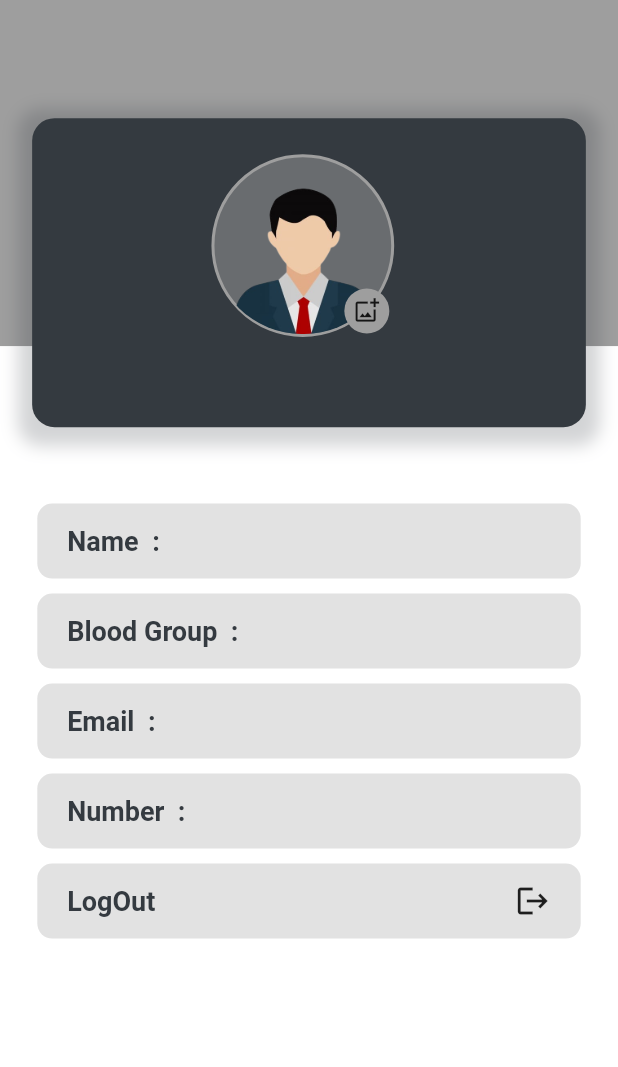
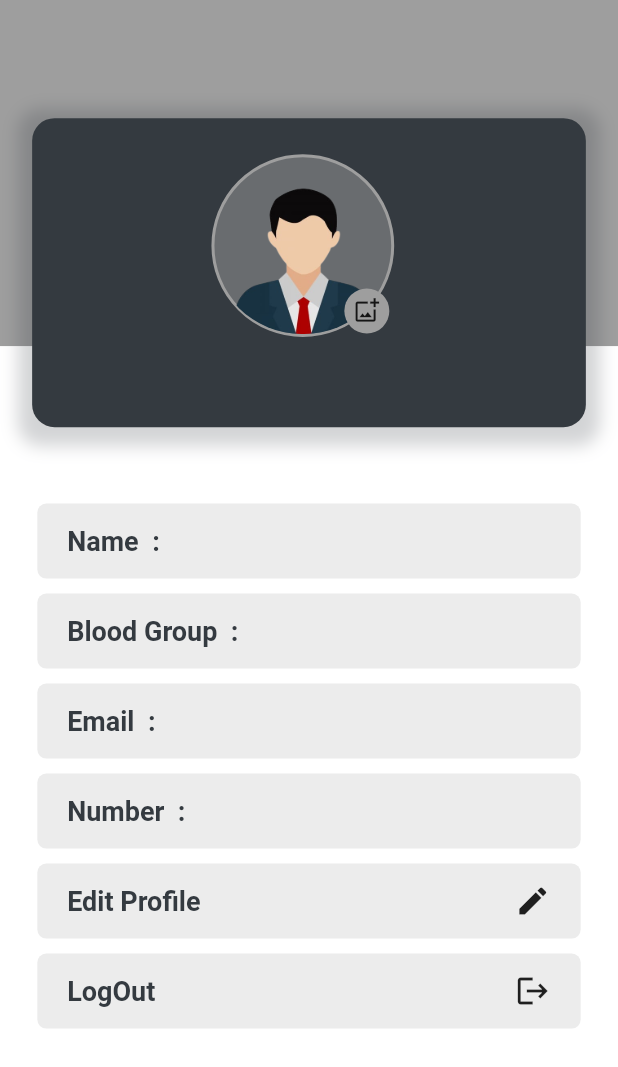
Before and after one commit to Sajid-ikram/Blood-Buddy, a Flutter app: the Profile screen opened directly, on a phone screen of 412 x 824 dp. Shown: the top 1067 px of the screen. Run offline on Flutter 3.47's test engine with Material 2 defaults, Android fonts, the light colour scheme and no system bars; our stand-ins replace cloud_firestore, curved_navigation_bar, firebase_auth, firebase_core, firebase_storage, flutter_screenutil and 3 more; accounts and stored records are empty.

Commit message:
Home, Donor, Profile done

```diff
--- a/lib/main.dart
+++ b/lib/main.dart
@@ -5,6 +5,7 @@ import 'package:blood_buddy/providers/profile_provider.dart';
 import 'package:blood_buddy/view/Home/add_post.dart';
 import 'package:blood_buddy/view/Home/home.dart';
 import 'package:blood_buddy/view/navigation_bar.dart';
+import 'package:blood_buddy/view/profile/edit_profile.dart';
 import 'package:blood_buddy/view/sign_in_sign_up/onboarding.dart';
 import 'package:blood_buddy/view/sign_in_sign_up/sign_in.dart';
 import 'package:blood_buddy/view/sign_in_sign_up/sign_up.dart';
@@ -77,6 +78,7 @@ class MyApp extends StatelessWidget {
                 "OnBoarding": (ctx) => const OnBoarding(),
                 "MiddleOfHomeAndSignIn": (ctx) => const MiddleOfHomeAndSignIn(),
                 "AddNewPostPage": (ctx) => const AddNewPostPage(),
+                "EditProfile": (ctx) => const EditProfile(),
 
 
               },
--- a/lib/providers/post_provider.dart
+++ b/lib/providers/post_provider.dart
@@ -32,8 +32,6 @@ class PostProvider with ChangeNotifier {
     }
   }
 
-
-
   searchPost(String text){
     searchText = text;
     notifyListeners();
--- a/lib/view/navigation_bar.dart
+++ b/lib/view/navigation_bar.dart
@@ -17,7 +17,7 @@ class CustomNavigationBar extends StatefulWidget {
 }
 
 class _CustomNavigationBarState extends State<CustomNavigationBar> {
-  int pageIndex = 3;
+  int pageIndex = 0;
   List<Widget> pages = [
     const Home(),
     const Donor(),
--- a/lib/view/profile/profile.dart
+++ b/lib/view/profile/profile.dart
@@ -7,6 +7,7 @@ import 'package:firebase_auth/firebase_auth.dart';
 import 'package:flutter/cupertino.dart';
 import 'package:flutter/material.dart';
 import 'package:flutter_screenutil/flutter_screenutil.dart';
+import 'package:provider/provider.dart';
 import 'package:provider/provider.dart';
 
 class Profile extends StatefulWidget {
@@ -22,9 +23,10 @@ class _ProfileState extends State<Profile> {
   @override
   Widget build(BuildContext context) {
     Size size = MediaQuery.of(context).size;
-    var pro = Provider.of<ProfileProvider>(context, listen: false);
+
+    return Consumer<ProfileProvider>(
+      builder: (context, provider, child) {
         return Scaffold(
-      //appBar: customAppBar("Profile",context),
           body: Stack(
             children: [
               ListView(
@@ -39,43 +41,50 @@ class _ProfileState extends State<Profile> {
                   const SizedBox(
                     height: 100,
                   ),
-              buildText("Name", pro.name),
-              buildText("Blood Group", pro.bloodGroup),
-              buildText("Email", pro.email),
-              buildText("Number", pro.number),
-              buildLogout(),
+                  buildText("Name", provider.name),
+                  buildText("Blood Group", provider.bloodGroup),
+                  buildText("Email", provider.email),
+                  buildText("Number", provider.number),
+                  buildLogout("Edit Profile", Icons.edit, provider),
+                  buildLogout("LogOut", Icons.logout, provider),
                 ],
               ),
-          ProfilePicture(name: pro.name)
+              ProfilePicture(name: provider.name)
             ],
           ),
         );
+      },
+    );
   }
 
-  Widget buildLogout() {
+  Widget buildLogout(String name, IconData iconData, ProfileProvider pro) {
     return GestureDetector(
       onTap: () {
+        if (name == "LogOut") {
           Provider.of<Authentication>(context, listen: false).signOut();
+        } else {
+          Navigator.of(context).pushNamed("EditProfile");
+        }
       },
       child: Container(
         margin: EdgeInsets.symmetric(vertical: 5, horizontal: 25.w),
         decoration: BoxDecoration(
-            color: Colors.grey.withOpacity(0.3),
-            borderRadius: BorderRadius.circular(10)),
+            color: Colors.grey.withOpacity(0.2),
+            borderRadius: BorderRadius.circular(6)),
         height: 50,
         child: Row(
           children: [
             SizedBox(width: 20.w),
-            const Text(
-              "LogOut",
-              style: TextStyle(
+            Text(
+              name,
+              style: const TextStyle(
                 color: appSecondaryColor,
                 fontSize: 18,
                 fontWeight: FontWeight.bold,
               ),
             ),
             const Spacer(),
-            const Icon(Icons.logout),
+            Icon(iconData),
             SizedBox(width: 20.w),
           ],
         ),
@@ -87,8 +96,8 @@ class _ProfileState extends State<Profile> {
     return Container(
       margin: EdgeInsets.symmetric(vertical: 5, horizontal: 25.w),
       decoration: BoxDecoration(
-          color: Colors.grey.withOpacity(0.3),
-          borderRadius: BorderRadius.circular(10)),
+          color: Colors.grey.withOpacity(0.2),
+          borderRadius: BorderRadius.circular(6)),
       height: 50,
       child: Row(
         children: [
--- a/pubspec.yaml
+++ b/pubspec.yaml
@@ -38,6 +38,7 @@ dependencies:
   font_awesome_flutter: ^9.2.0
   curved_navigation_bar: ^1.0.2
   image_picker: ^0.8.4+6
+  webview_flutter: ^3.0.0
 
 
   # The following adds the Cupertino Icons font to your application.
```
Also changed, not shown: lib/providers/profile_provider.dart (+12 -14 lines), lib/view/Home/home.dart (+4 -5 lines), lib/view/covid/covid.dart (+13 -10 lines), lib/view/donor/donor.dart (+4 -7 lines), lib/view/profile/edit_profile.dart (added, +188 -0 lines), lib/view/sign_in_sign_up/onboarding.dart (+13 -6 lines), assets/BloodBuddy.png (added), pubspec.lock, 1 other file. Lines whose indentation alone changed are shown as unchanged.
